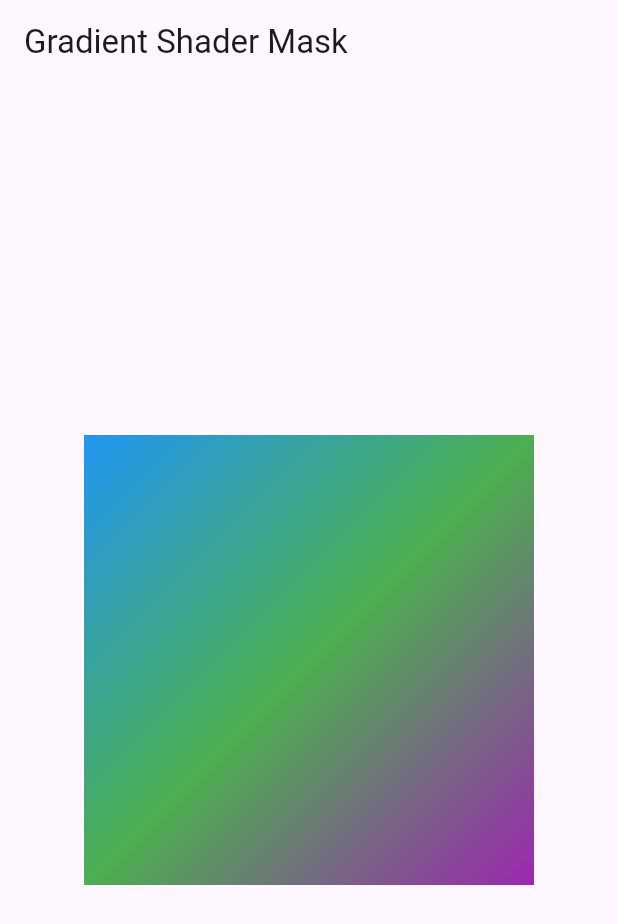
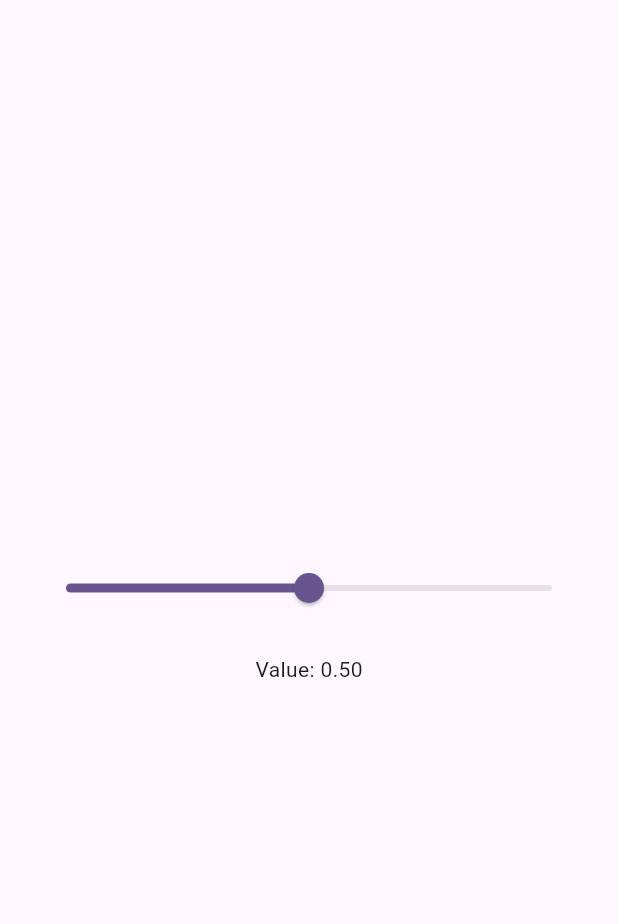
Before and after one commit to nicowalter256/animations, a Flutter app: the screen it shows after launch, on a phone screen of 412 x 824 dp. Shown: the top 924 px of the screen. Run offline on Flutter 3.47's test engine with Material 3 defaults, Android fonts, the phone set to English and light mode, and no system bars.

Commit message:
Added animated slider

```diff
--- a/lib/main.dart
+++ b/lib/main.dart
@@ -1,5 +1,6 @@
 import 'package:flutter/material.dart';
 
+import 'views/3d_slider.dart';
 import 'views/animation_two.dart';
 import 'views/home_screen.dart';
 import 'views/shaders/custom_shader.dart';
@@ -27,7 +28,7 @@ class MyApp extends StatelessWidget {
         colorScheme: ColorScheme.fromSeed(seedColor: Colors.deepPurple),
         useMaterial3: true,
       ),
-      home: GradientShaderMaskExample(),
+      home: Animated3DSlider(),
     );
   }
 }
--- /dev/null
+++ b/lib/views/3d_slider.dart
@@ -0,0 +1,93 @@
+import 'dart:math' as math;
+import 'package:flutter/material.dart';
+
+class Animated3DSlider extends StatefulWidget {
+  @override
+  _Animated3DSliderState createState() => _Animated3DSliderState();
+}
+
+class _Animated3DSliderState extends State<Animated3DSlider>
+    with SingleTickerProviderStateMixin {
+  double sliderValue = 0.5;
+  late AnimationController _controller;
+  late Animation<double> _animation;
+
+  @override
+  void initState() {
+    super.initState();
+    // Controller for the tilt animation.
+    _controller = AnimationController(
+      vsync: this,
+      duration: Duration(milliseconds: 300),
+    );
+    // Tween for tilting from 0 to 15 degrees.
+    _animation = Tween<double>(begin: 0.0, end: 15.0).animate(
+      CurvedAnimation(parent: _controller, curve: Curves.easeOut),
+    );
+  }
+
+  @override
+  void dispose() {
+    _controller.dispose();
+    super.dispose();
+  }
+
+  void _onSliderChange(double value) {
+    setState(() {
+      sliderValue = value;
+    });
+  }
+
+  @override
+  Widget build(BuildContext context) {
+    return Scaffold(
+      body: Column(
+        mainAxisAlignment: MainAxisAlignment.center,
+        children: [
+          GestureDetector(
+            onTapDown: (_) {
+              // Start tilt on press.
+              _controller.forward();
+            },
+            onTapUp: (_) {
+              // Reverse tilt when released.
+              _controller.reverse();
+            },
+            onTapCancel: () {
+              _controller.reverse();
+            },
+            child: AnimatedBuilder(
+              animation: _animation,
+              builder: (context, child) {
+                // Apply 3D transformation using Matrix4.
+                double tiltAngle = _animation.value;
+                return Transform(
+                  transform: Matrix4.identity()
+                    ..setEntry(3, 2, 0.001) // perspective
+                    ..rotateX(tiltAngle * math.pi / 180)
+                    ..rotateY(tiltAngle * math.pi / 180),
+                  alignment: Alignment.center,
+                  child: child,
+                );
+              },
+              child: Container(
+                padding: EdgeInsets.symmetric(horizontal: 20.0),
+                // Wrapping Slider with Material ensures proper context for material widgets.
+                child: Material(
+                  child: Slider(
+                    value: sliderValue,
+                    onChanged: _onSliderChange,
+                    min: 0.0,
+                    max: 1.0,
+                  ),
+                ),
+              ),
+            ),
+          ),
+          SizedBox(height: 20),
+          Text('Value: ${sliderValue.toStringAsFixed(2)}'),
+        ],
+      ),
+    );
+  }
+}
```
Also changed, not shown: pubspec.lock, 126 other files.
